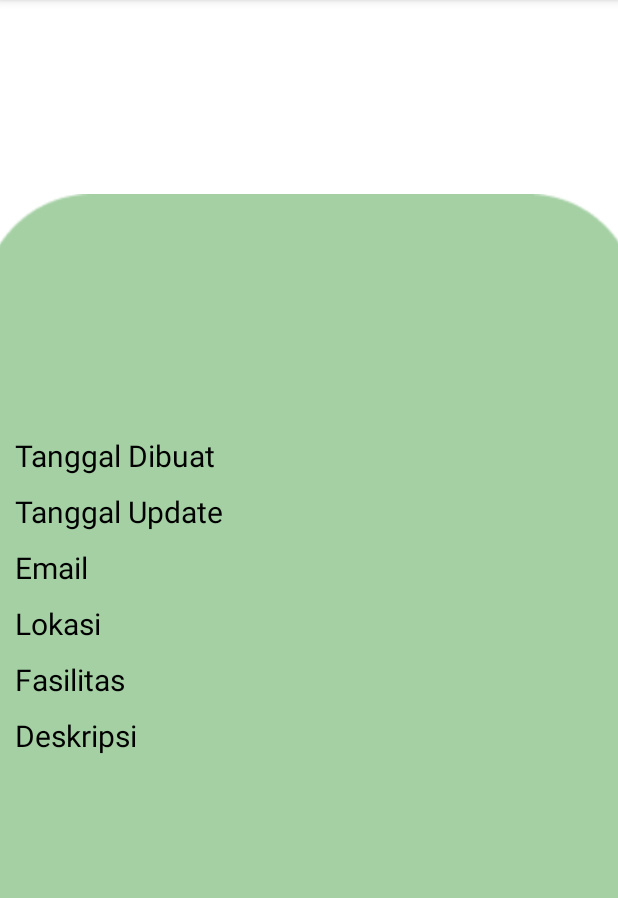
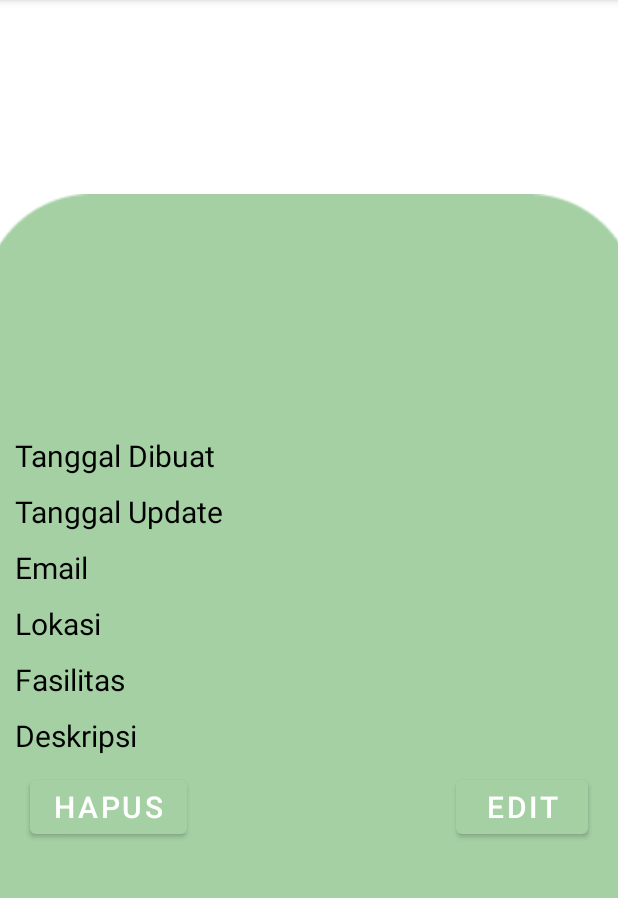
Before and after one commit to ttrrayl/facility-broken-app, an Android app: the DetailStoryActivity screen opened directly, with no data from a screen before it, on a phone screen of 412 x 824 dp, the part 84-982 px from its top. Run offline under Robolectric (Android 15) with nearby library versions, the phone set to English and light mode, and no system bars; pictures from the network do not load; 9 statements that could not run were skipped.

Commit message:
visibility button edit fix

```diff
--- a/app/src/main/java/com/example/kumandra/adapter/ReportAdapter.kt
+++ b/app/src/main/java/com/example/kumandra/adapter/ReportAdapter.kt
@@ -9,6 +9,7 @@ import androidx.recyclerview.widget.RecyclerView
 import com.bumptech.glide.Glide
 import com.example.kumandra.data.remote.response.Report
 import com.example.kumandra.databinding.ItemRvBinding
+import com.example.kumandra.ui.AddStoryActivity
 import com.example.kumandra.ui.DetailStoryActivity
 
 class ReportAdapter : PagingDataAdapter<Report, ReportAdapter.ViewHolder>(DIFF_CALLBACK){
@@ -25,6 +26,7 @@ class ReportAdapter : PagingDataAdapter<Report, ReportAdapter.ViewHolder>(DIFF_C
             holder.itemView.setOnClickListener{
                 val intent = Intent(holder.itemView.context, DetailStoryActivity::class.java)
                 intent.putExtra(DetailStoryActivity.STORY_DETAIL, data)
+                intent.putExtra(AddStoryActivity.report, data)
                 holder.itemView.context.startActivity(intent)
             }
         }
--- a/app/src/main/java/com/example/kumandra/ui/AddStoryActivity.kt
+++ b/app/src/main/java/com/example/kumandra/ui/AddStoryActivity.kt
@@ -553,5 +553,6 @@ class AddStoryActivity : AppCompatActivity() {
         private const val REQUEST_CODE_CAMERA_PERMISSIONS = 10
         var TOKEN = "token"
         var IDSTUDENT = 0
+        var report = "report"
     }
 }
--- a/app/src/main/java/com/example/kumandra/ui/DetailStoryActivity.kt
+++ b/app/src/main/java/com/example/kumandra/ui/DetailStoryActivity.kt
@@ -1,23 +1,50 @@
 package com.example.kumandra.ui
 
+import android.content.Context
 import androidx.appcompat.app.AppCompatActivity
 import android.os.Bundle
+import android.util.Log
+import android.view.View
+import androidx.datastore.core.DataStore
+import androidx.datastore.preferences.core.Preferences
+import androidx.datastore.preferences.preferencesDataStore
+import androidx.lifecycle.ViewModelProvider
 import com.bumptech.glide.Glide
+import com.example.kumandra.data.local.UserSession
 import com.example.kumandra.data.remote.response.ListStoryItem
 import com.example.kumandra.data.remote.response.Report
 import com.example.kumandra.databinding.ActivityDetailStoryBinding
+import com.example.kumandra.viewmodel.DetailStoryViewModel
+import com.example.kumandra.viewmodel.ViewModelFactory
 
+private val Context.dataStore: DataStore<Preferences> by preferencesDataStore(name = "settings")
 class DetailStoryActivity : AppCompatActivity() {
     private lateinit var binding: ActivityDetailStoryBinding
     private lateinit var detailReport: Report
+    private lateinit var viewModel: DetailStoryViewModel
 
     override fun onCreate(savedInstanceState: Bundle?) {
         super.onCreate(savedInstanceState)
         binding = ActivityDetailStoryBinding.inflate(layoutInflater)
         setContentView(binding.root)
 
-      //  supportActionBar?.setDisplayHomeAsUpEnabled(true)
 
+        viewModelConfig()
+        binding.btEdit.setOnClickListener{ editReport()}
+        binding.btDelete.setOnClickListener{ deleteReport()}
+    }
+    private fun viewModelConfig() {
+        val pref = UserSession.getInstance(dataStore)
+        viewModel =
+            ViewModelProvider(this, ViewModelFactory(this, pref))[DetailStoryViewModel::class.java]
+
+        viewModel.getUser().observe(this){
+            val id = it.idStudent
+            setLayout(id)
+        }
+    }
+
+    private fun setLayout(idStudent: Int) {
         detailReport = intent.getParcelableExtra<Report>(STORY_DETAIL) as Report
         binding.apply {
             Glide.with(applicationContext)
@@ -29,9 +56,26 @@ class DetailStoryActivity : AppCompatActivity() {
             tvFacil.text =  ":" + detailReport.nama_detail_facilities
             tvClass.text =  ":" + detailReport.nama_classes
             tvDesc.text =  ":" + detailReport.description
+
         }
+        if (detailReport.id_student != idStudent){
+            binding.btEdit.visibility = View.GONE
+            binding.btDelete.visibility = View.GONE
+        } else{
+            binding.btEdit.visibility = View.VISIBLE
+            binding.btDelete.visibility = View.VISIBLE
+        }
+    }
 
+    private fun editReport() {
+        TODO("Not yet implemented")
     }
+
+    private fun deleteReport() {
+        TODO("Not yet implemented")
+    }
+
+
 
     companion object{
         const val STORY_DETAIL = "detail"
--- /dev/null
+++ b/app/src/main/java/com/example/kumandra/viewmodel/DetailStoryViewModel.kt
@@ -0,0 +1,15 @@
+package com.example.kumandra.viewmodel
+
+
+import androidx.lifecycle.LiveData
+import androidx.lifecycle.ViewModel
+import androidx.lifecycle.asLiveData
+import com.example.kumandra.data.local.StudentModel
+import com.example.kumandra.data.local.UserSession
+
+class DetailStoryViewModel (private val pref: UserSession) : ViewModel() {
+
+    fun getUser(): LiveData<StudentModel> {
+        return pref.getUser().asLiveData()
+    }
+}
--- a/app/src/main/java/com/example/kumandra/viewmodel/ViewModelFactory.kt
+++ b/app/src/main/java/com/example/kumandra/viewmodel/ViewModelFactory.kt
@@ -31,6 +31,9 @@ class ViewModelFactory (private val context: Context, private val pref: UserSess
             modelClass.isAssignableFrom(DetailFacilViewModel::class.java) -> {
                 DetailFacilViewModel() as T
             }
+            modelClass.isAssignableFrom(DetailStoryViewModel::class.java) -> {
+                DetailStoryViewModel(pref) as T
+            }
             else -> throw java.lang.IllegalArgumentException("Uknown Viewmodel Class: " + modelClass.name)
         }
     }
--- a/app/src/main/res/layout/activity_detail_story.xml
+++ b/app/src/main/res/layout/activity_detail_story.xml
@@ -29,6 +29,7 @@
         tools:src="@tools:sample/avatars"/>
 
     <TableLayout
+        android:id="@+id/table_layout"
         android:layout_width="match_parent"
         android:layout_height="wrap_content"
         app:layout_constraintTop_toBottomOf="@+id/iv_detail"
@@ -159,6 +160,27 @@
         </TableRow>
     </TableLayout>
 
+    <Button
+        android:id="@+id/bt_edit"
+        android:layout_width="wrap_content"
+        android:layout_height="wrap_content"
+        app:layout_constraintTop_toBottomOf="@+id/table_layout"
+        app:layout_constraintEnd_toEndOf="parent"
+        android:layout_marginEnd="20dp"
+        android:layout_marginTop="10dp"
+        android:text="@string/edit"
+        android:textSize="20sp"/>
+
+    <Button
+        android:id="@+id/bt_delete"
+        android:layout_width="wrap_content"
+        android:layout_height="wrap_content"
+        app:layout_constraintTop_toBottomOf="@+id/table_layout"
+        app:layout_constraintStart_toStartOf="parent"
+        android:layout_marginStart="20dp"
+        android:layout_marginTop="10dp"
+        android:text="@string/hapus"
+        android:textSize="20sp"/>
 
 
 <!--    <TextView-->
--- a/app/src/main/res/values/strings.xml
+++ b/app/src/main/res/values/strings.xml
@@ -16,4 +16,6 @@
     <string name="deskripsi">Deskripsi</string>
     <string name="lokasi_kelas">Lokasi</string>
     <string name="fasilitas">Fasilitas</string>
+    <string name="edit">Edit</string>
+    <string name="hapus">Hapus</string>
 </resources>
--- a/app/src/main/res/values/themes.xml
+++ b/app/src/main/res/values/themes.xml
@@ -12,5 +12,8 @@
         <!-- Status bar color. -->
         <item name="android:statusBarColor">?attr/colorPrimaryVariant</item>
         <!-- Customize your theme here. -->
+
+        <item name="android:button">@color/cream</item>
+
     </style>
 </resources>
```
